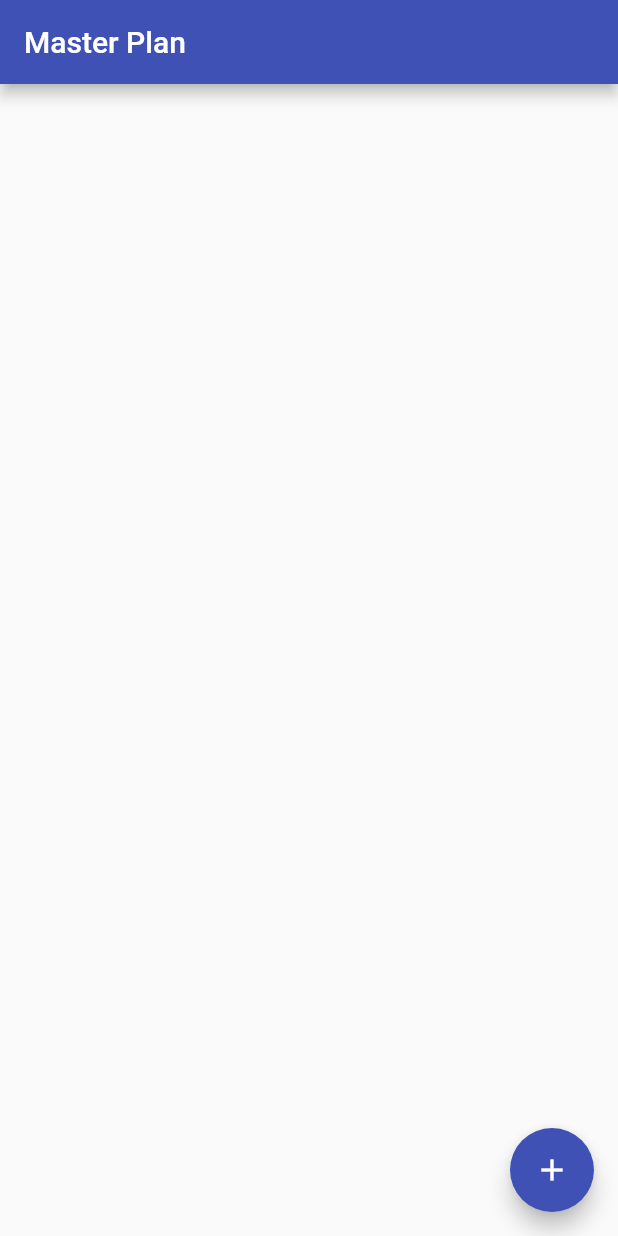
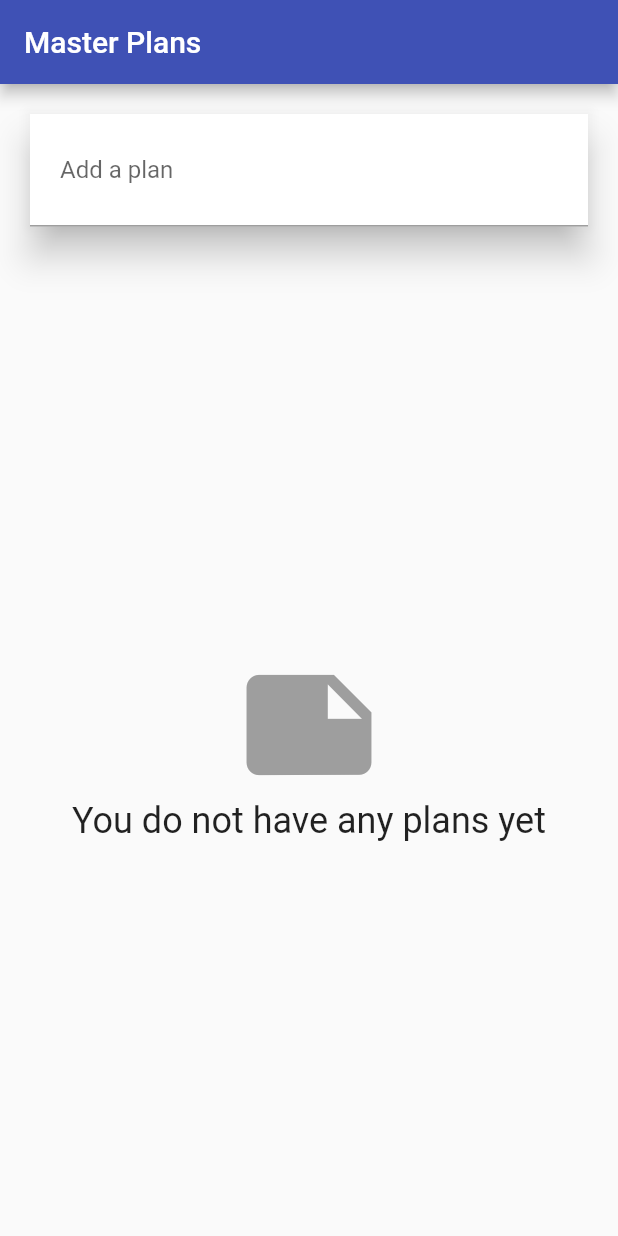
Before and after one commit to RianKenji/pertemuan6_task, a Flutter app: the screen it shows after launch, on a phone screen of 412 x 824 dp. Run offline on Flutter 3.47's test engine with Material 2 defaults, Android fonts, the phone set to English and light mode, and no system bars.

Commit message:
Exit commit

```diff
--- a/lib/main.dart
+++ b/lib/main.dart
@@ -1,4 +1,6 @@
 import 'package:flutter/material.dart';
+import 'package:pertemuan6/plan_provider.dart';
+import 'package:pertemuan6/views/plan_creator_screen.dart';
 import 'package:pertemuan6/views/plan_screen.dart';
 
 void main(){
@@ -7,9 +9,11 @@ void main(){
 
 class MyApp extends StatelessWidget {
   Widget build(BuildContext context) {
-    return MaterialApp(
-      theme: ThemeData(primarySwatch: Colors.indigo),
-      home: PlanScreen(),
+    return PlanProvider(
+      child: MaterialApp(
+        theme: ThemeData(primarySwatch: Colors.indigo),
+        home: PlanCreatorScreen(),
+      ),
     );
   }
 }
--- a/lib/models/plan.dart
+++ b/lib/models/plan.dart
@@ -4,4 +4,8 @@ import 'package:pertemuan6/models/task.dart';
 class Plan{
   String name = '';
   final List<Task> tasks = [];
+
+  int get completeCount => tasks.where((task) => task.complete).length;
+  String get completenessMessage => '$completeCount out of ${tasks.length} tasks';
+
 }
--- /dev/null
+++ b/lib/plan_provider.dart
@@ -0,0 +1,18 @@
+import 'package:flutter/material.dart';
+import 'models/data_layer.dart';
+
+class PlanProvider extends InheritedWidget{
+  final _plan = <Plan>[];
+
+  PlanProvider({Key? key, required Widget child}) :
+        super(key: key, child: child);
+
+  @override
+  bool updateShouldNotify(covariant InheritedWidget oldWidget) => false;
+
+  static List<Plan>? of(BuildContext context){
+    final provider = context.dependOnInheritedWidgetOfExactType<PlanProvider>();
+    return provider?._plan;
+  }
+
+}
--- /dev/null
+++ b/lib/views/plan_creator_screen.dart
@@ -0,0 +1,89 @@
+import 'package:flutter/material.dart';
+import 'package:pertemuan6/models/data_layer.dart';
+import 'package:pertemuan6/plan_provider.dart';
+import 'package:pertemuan6/views/plan_screen.dart';
+
+class PlanCreatorScreen extends StatefulWidget{
+  State createState() => _CreatePlanState();
+}
+
+class _CreatePlanState extends State<PlanCreatorScreen>{
+  final textController = TextEditingController();
+
+  void dispose(){
+    textController.dispose();
+    super.dispose();
+  }
+
+  Widget build (BuildContext context){
+    return Scaffold(
+      appBar: AppBar(title: Text('Master Plans')),
+      body: Column(children: <Widget>[
+        _buildListCreator(),
+        Expanded(child: _buildMasterPlans()),
+    ],),
+    );
+  }
+
+  Widget _buildListCreator(){
+    return Padding(
+        padding: const EdgeInsets.all(20.0),
+      child: Material(
+        color: Theme.of(context).cardColor,
+        elevation: 10,
+        child: TextField(
+          controller: textController,
+          decoration: InputDecoration(
+            labelText: 'Add a plan',
+            contentPadding: EdgeInsets.all(20.0),
+          ),
+          onEditingComplete: addPlan,
+        ),
+      ),
+    );
+  }
+
+  void addPlan(){
+    final text = textController.text;
+    if(text.isEmpty){
+      return;
+    }
+
+    final plan = Plan()..name = text;
+    PlanProvider.of(context)!.add(plan);
+    textController.clear();
+    FocusScope.of(context).requestFocus(FocusNode());
+    setState(() {
+
+    });
+  }
+
+  Widget _buildMasterPlans(){
+    final plans = PlanProvider.of(context);
+    if (plans!.isEmpty){
+      return Column(
+        mainAxisAlignment: MainAxisAlignment.center,
+        children: <Widget>[
+          Icon(Icons.note, size: 100, color: Colors.grey,),
+          Text('You do not have any plans yet', style: Theme.of(context).textTheme.headlineSmall),
+        ],
+      );
+    }
+    return ListView.builder(
+      itemCount: plans.length,
+      itemBuilder: (context, index){
+        final plan = plans[index];
+        return ListTile(
+          title: Text(plan.name),
+          subtitle: Text(plan.completenessMessage),
+          onTap: (){
+            Navigator.of(context).push(
+                MaterialPageRoute(builder: (_) => PlanScreen(plan: plan)));
+          },
+        );
+      }
+    );
+
+  }
+
+}
```
Also changed, not shown: lib/views/plan_screen.dart (+29 -6 lines).
